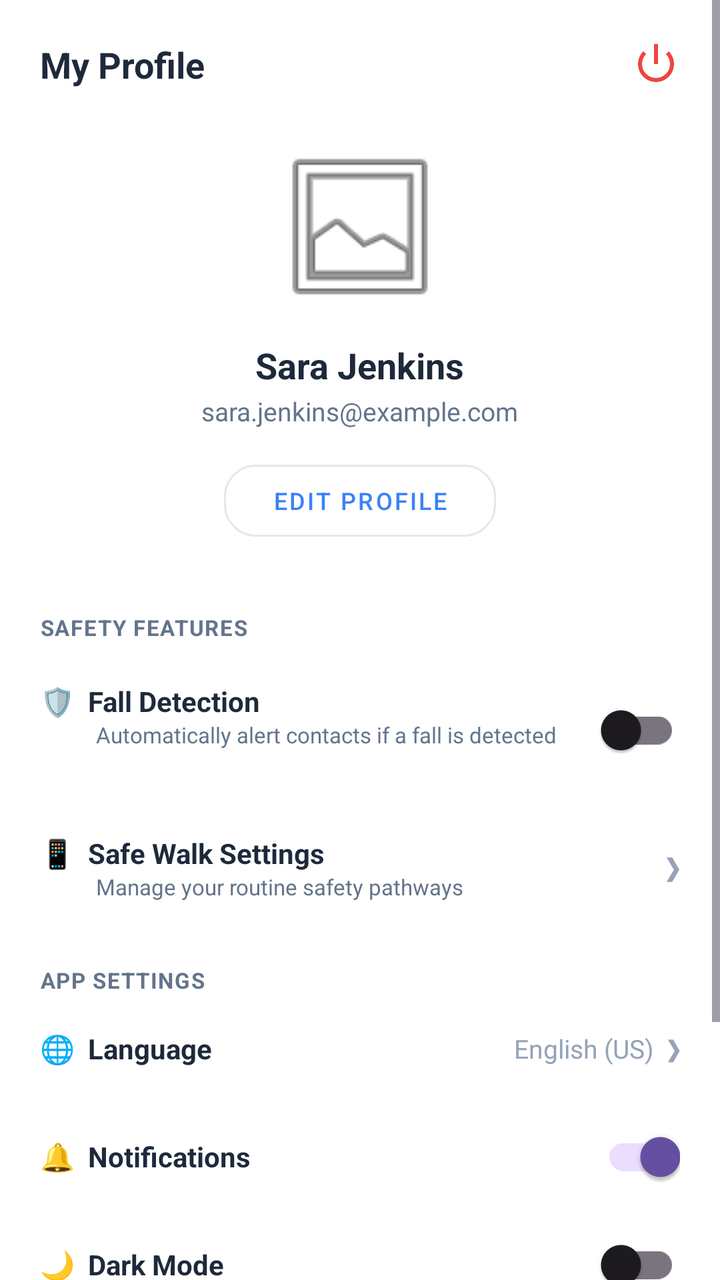
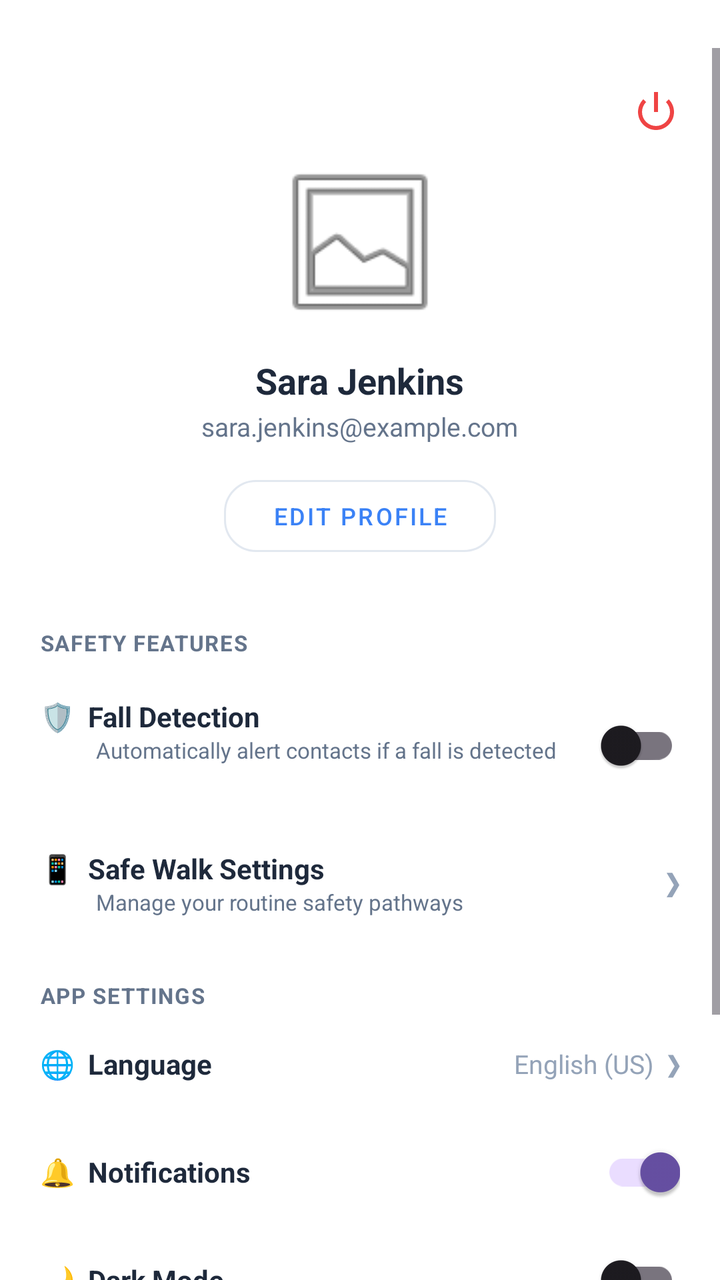

Before-and-after screenshots of an Android layout around one commit, followed by the original layout XML and the change that was made.
<!-- AndroidManifest.xml: application theme Theme.SafeRoute -->
<!-- res/layout/fragment_profile.xml -->
<?xml version="1.0" encoding="utf-8"?>
<RelativeLayout xmlns:android="http://schemas.android.com/apk/res/android"
    xmlns:app="http://schemas.android.com/apk/res-auto"
    android:layout_width="match_parent"
    android:layout_height="match_parent"
    android:background="#FFFFFF">

    <ScrollView
        android:layout_width="match_parent"
        android:layout_height="match_parent"
        android:fillViewport="true">

        <LinearLayout
            android:layout_width="match_parent"
            android:layout_height="wrap_content"
            android:gravity="center_horizontal"
            android:orientation="vertical"
            android:padding="20dp">

            <RelativeLayout
                android:layout_width="match_parent"
                android:layout_height="wrap_content">

                <TextView
                    android:layout_width="wrap_content"
                    android:layout_height="wrap_content"
                    android:text="My Profile"
                    android:textColor="#1E293B"
                    android:textSize="18sp"
                    android:textStyle="bold" />

                <ImageView
                    android:id="@+id/btnExitApp"
                    android:layout_width="24dp"
                    android:layout_height="24dp"
                    android:layout_alignParentEnd="true"
                    android:src="@android:drawable/ic_lock_power_off"
                    app:tint="#EF4444" />
            </RelativeLayout>

            <com.google.android.material.imageview.ShapeableImageView
                android:id="@+id/ivUserProfile"
                android:layout_width="90dp"
                android:layout_height="90dp"
                android:layout_marginTop="24dp"
                android:scaleType="centerCrop"
                android:src="@android:drawable/ic_menu_gallery"
                app:shapeAppearanceOverlay="@style/ShapeAppearance.MaterialComponents.LargeComponent" />

            <TextView
                android:id="@+id/tvProfileName"
                android:layout_width="wrap_content"
                android:layout_height="wrap_content"
                android:layout_marginTop="12dp"
                android:text="Sara Jenkins"
                android:textColor="#1E293B"
                android:textSize="18sp"
                android:textStyle="bold" />

            <TextView
                android:id="@+id/tvProfileEmail"
                android:layout_width="wrap_content"
                android:layout_height="wrap_content"
                android:layout_marginTop="2dp"
                android:text="sara.jenkins@example.com"
                android:textColor="#64748B"
                android:textSize="13sp" />

            <com.google.android.material.button.MaterialButton
                android:id="@+id/btnEditProfile"
                style="@style/Widget.MaterialComponents.Button.OutlinedButton"
                android:layout_width="wrap_content"
                android:layout_height="wrap_content"
                android:layout_marginTop="12dp"
                android:paddingHorizontal="24dp"
                android:text="Edit Profile"
                android:textColor="#3B82F6"
                android:textSize="12sp"
                app:cornerRadius="16dp"
                app:strokeColor="#E2E8F0" />

            <TextView
                android:layout_width="wrap_content"
                android:layout_height="wrap_content"
                android:layout_gravity="start"
                android:layout_marginTop="32dp"
                android:letterSpacing="0.05"
                android:text="SAFETY FEATURES"
                android:textColor="#64748B"
                android:textSize="11sp"
                android:textStyle="bold" />

            <RelativeLayout
                android:layout_width="match_parent"
                android:layout_height="wrap_content"
                android:layout_marginTop="12dp"
                android:paddingVertical="8dp">

                <TextView
                    android:id="@+id/tvFallTitle"
                    android:layout_width="wrap_content"
                    android:layout_height="wrap_content"
                    android:text="🛡️  Fall Detection"
                    android:textColor="#1E293B"
                    android:textSize="14sp"
                    android:textStyle="bold" />

                <TextView
                    android:layout_width="wrap_content"
                    android:layout_height="wrap_content"
                    android:layout_below="@id/tvFallTitle"
                    android:layout_marginStart="28dp"
                    android:text="Automatically alert contacts if a fall is detected"
                    android:textColor="#64748B"
                    android:textSize="11sp" />

                <com.google.android.material.switchmaterial.SwitchMaterial
                    android:id="@+id/switchFallDetection"
                    android:layout_width="wrap_content"
                    android:layout_height="wrap_content"
                    android:layout_alignParentEnd="true"
                    android:layout_centerVertical="true" />
            </RelativeLayout>

            <RelativeLayout
                android:id="@+id/btnSafeWalkSettings"
                android:layout_width="match_parent"
                android:layout_height="wrap_content"
                android:layout_marginTop="12dp"
                android:paddingVertical="8dp">

                <TextView
                    android:id="@+id/tvWalkTitle"
                    android:layout_width="wrap_content"
                    android:layout_height="wrap_content"
                    android:text="📱  Safe Walk Settings"
                    android:textColor="#1E293B"
                    android:textSize="14sp"
                    android:textStyle="bold" />

                <TextView
                    android:layout_width="wrap_content"
                    android:layout_height="wrap_content"
                    android:layout_below="@id/tvWalkTitle"
                    android:layout_marginStart="28dp"
                    android:text="Manage your routine safety pathways"
                    android:textColor="#64748B"
                    android:textSize="11sp" />

                <TextView
                    android:layout_width="wrap_content"
                    android:layout_height="wrap_content"
                    android:layout_alignParentEnd="true"
                    android:layout_centerVertical="true"
                    android:text="❯"
                    android:textColor="#94A3B8" />
            </RelativeLayout>

            <TextView
                android:layout_width="wrap_content"
                android:layout_height="wrap_content"
                android:layout_gravity="start"
                android:layout_marginTop="24dp"
                android:letterSpacing="0.05"
                android:text="APP SETTINGS"
                android:textColor="#64748B"
                android:textSize="11sp"
                android:textStyle="bold" />

            <RelativeLayout
                android:id="@+id/btnLanguage"
                android:layout_width="match_parent"
                android:layout_height="54dp">

                <TextView
                    android:layout_width="wrap_content"
                    android:layout_height="wrap_content"
                    android:layout_centerVertical="true"
                    android:text="🌐  Language"
                    android:textColor="#1E293B"
                    android:textSize="14sp"
                    android:textStyle="bold" />

                <TextView
                    android:layout_width="wrap_content"
                    android:layout_height="wrap_content"
                    android:layout_alignParentEnd="true"
                    android:layout_centerVertical="true"
                    android:text="English (US)  ❯"
                    android:textColor="#94A3B8"
                    android:textSize="13sp" />
            </RelativeLayout>

            <RelativeLayout
                android:layout_width="match_parent"
                android:layout_height="54dp">

                <TextView
                    android:layout_width="wrap_content"
                    android:layout_height="wrap_content"
                    android:layout_centerVertical="true"
                    android:text="🔔  Notifications"
                    android:textColor="#1E293B"
                    android:textSize="14sp"
                    android:textStyle="bold" />

                <com.google.android.material.switchmaterial.SwitchMaterial
                    android:id="@+id/switchNotifications"
                    android:layout_width="wrap_content"
                    android:layout_height="wrap_content"
                    android:layout_alignParentEnd="true"
                    android:layout_centerVertical="true"
                    android:checked="true" />
            </RelativeLayout>

            <RelativeLayout
                android:layout_width="match_parent"
                android:layout_height="54dp">

                <TextView
                    android:layout_width="wrap_content"
                    android:layout_height="wrap_content"
                    android:layout_centerVertical="true"
                    android:text="🌙  Dark Mode"
                    android:textColor="#1E293B"
                    android:textSize="14sp"
                    android:textStyle="bold" />

                <com.google.android.material.switchmaterial.SwitchMaterial
                    android:id="@+id/switchDarkMode"
                    android:layout_width="wrap_content"
                    android:layout_height="wrap_content"
                    android:layout_alignParentEnd="true"
                    android:layout_centerVertical="true" />
            </RelativeLayout>

            <LinearLayout
                android:id="@+id/btnLogoutClick"
                android:layout_width="match_parent"
                android:layout_height="wrap_content"
                android:layout_marginTop="32dp"
                android:gravity="center"
                android:orientation="horizontal"
                android:padding="12dp">

                <TextView
                    android:layout_width="wrap_content"
                    android:layout_height="wrap_content"
                    android:text="↩️  Logout"
                    android:textColor="#EF4444"
                    android:textSize="15sp"
                    android:textStyle="bold" />
            </LinearLayout>

            <TextView
                android:layout_width="wrap_content"
                android:layout_height="wrap_content"
                android:layout_marginTop="16dp"
                android:layout_marginBottom="16dp"
                android:letterSpacing="0.05"
                android:text="SAFEROUTE V2.4.0"
                android:textColor="#94A3B8"
                android:textSize="10sp"
                android:textStyle="bold" />
        </LinearLayout>
    </ScrollView>


</RelativeLayout>
<!-- resources referenced by this layout -->
<resources>
  <style name="Theme.SafeRoute" parent="Base.Theme.SafeRoute" />
  <style name="Base.Theme.SafeRoute" parent="Theme.Material3.DayNight.NoActionBar">
          
          
      </style>
</resources>

<!-- the commit's change to res/layout/fragment_profile.xml (unified diff, before → after) -->
@@ -1,9 +1,19 @@
 <?xml version="1.0" encoding="utf-8"?>
-<RelativeLayout xmlns:android="http://schemas.android.com/apk/res/android"
+<LinearLayout xmlns:android="http://schemas.android.com/apk/res/android"
     xmlns:app="http://schemas.android.com/apk/res-auto"
     android:layout_width="match_parent"
     android:layout_height="match_parent"
-    android:background="#FFFFFF">
+    android:background="#FFFFFF"
+    android:orientation="vertical">
+
+    <com.google.android.material.appbar.AppBarLayout
+        android:layout_width="match_parent"
+        android:layout_height="wrap_content"
+        android:background="#FFFFFF"
+        android:paddingTop="24dp"
+        app:elevation="0dp">
+        
+    </com.google.android.material.appbar.AppBarLayout>
 
     <ScrollView
         android:layout_width="match_parent"
@@ -21,14 +31,6 @@
                 android:layout_width="match_parent"
                 android:layout_height="wrap_content">
 
-                <TextView
-                    android:layout_width="wrap_content"
-                    android:layout_height="wrap_content"
-                    android:text="My Profile"
-                    android:textColor="#1E293B"
-                    android:textSize="18sp"
-                    android:textStyle="bold" />
-
                 <ImageView
                     android:id="@+id/btnExitApp"
                     android:layout_width="24dp"
@@ -42,7 +44,7 @@
                 android:id="@+id/ivUserProfile"
                 android:layout_width="90dp"
                 android:layout_height="90dp"
-                android:layout_marginTop="24dp"
+                android:layout_marginTop="8dp"
                 android:scaleType="centerCrop"
                 android:src="@android:drawable/ic_menu_gallery"
                 app:shapeAppearanceOverlay="@style/ShapeAppearance.MaterialComponents.LargeComponent" />
@@ -266,4 +268,4 @@
     </ScrollView>
 
 
-</RelativeLayout>
+</LinearLayout>
